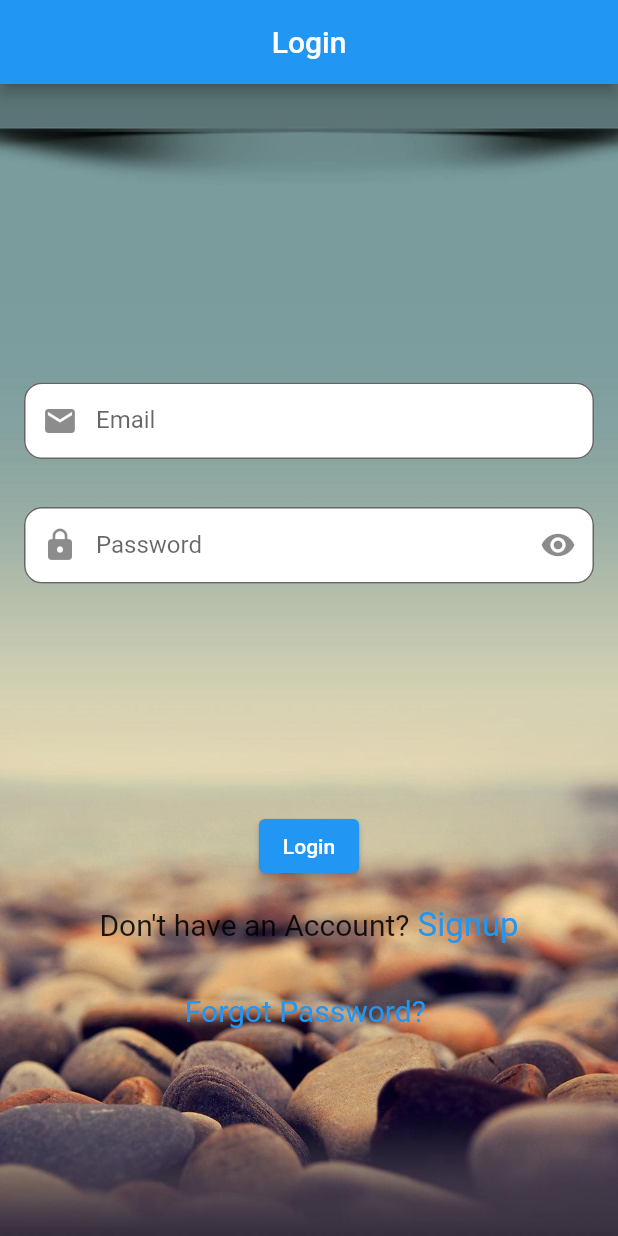
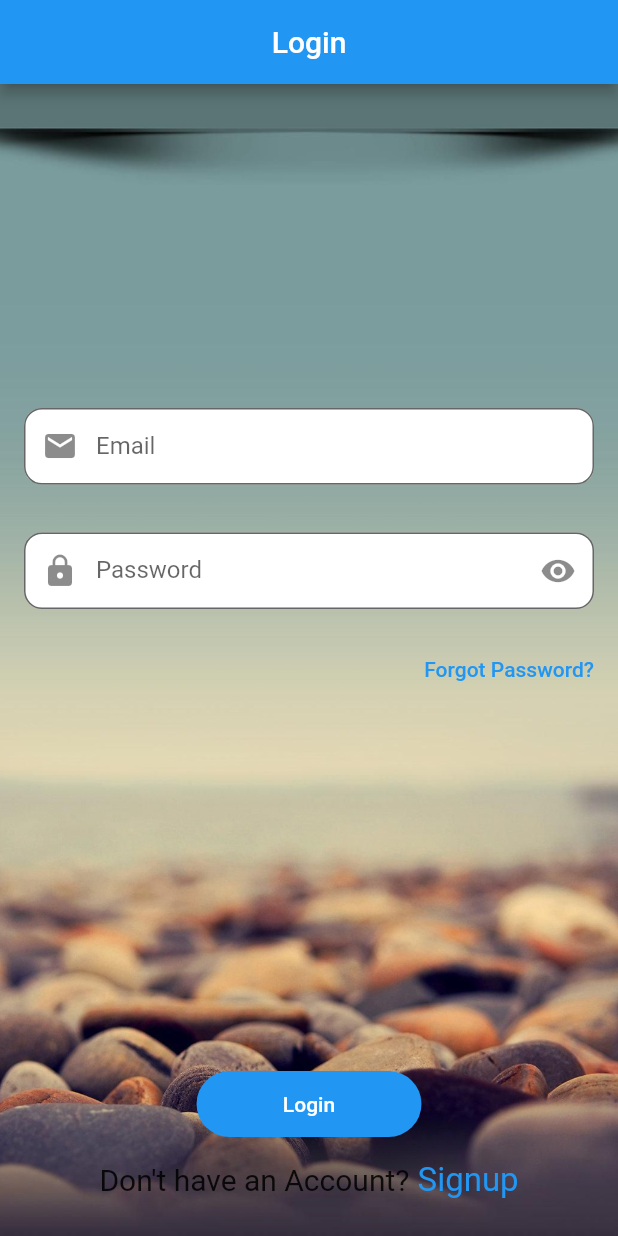
Before and after one commit to SUNILKUMAWAT47/gohashloging, a Flutter app: the screen it shows after launch, on a phone screen of 412 x 824 dp. Run offline on Flutter 3.47's test engine with Material 2 defaults, Android fonts, the phone set to English and light mode, and no system bars.

```diff
--- a/example/lib/main.dart
+++ b/example/lib/main.dart
@@ -29,6 +29,7 @@ class DataPage extends StatefulWidget {
 class _DataPageState extends State<DataPage> {
   final TextEditingController emailController = TextEditingController();
   final TextEditingController passwordController = TextEditingController();
+  final TextEditingController cpassController = TextEditingController();
 
   @override
   Widget build(BuildContext context) {
@@ -40,10 +41,13 @@ class _DataPageState extends State<DataPage> {
         useBackgroundImage: true,
         backgroundImage: "assets/background.jpg",
         textFormField: true,
-        labelText: const ["Email", "Password"],
+        labelText: const [
+          "Email",
+          "Password",
+        ],
         isObscure: true,
         sizedBox: const SizedBox(
-          height: 60.0,
+          height: 200.0,
         ),
         decoration: [
           InputDecoration(
@@ -76,13 +80,21 @@ class _DataPageState extends State<DataPage> {
         textController: [
           emailController,
           passwordController,
+          // cpassController,
         ],
         showLoginButton: true,
         loginButtonTitle: "Login",
+        buttonHeight: 60,
+        buttonWidth: 150,
+        ElevatedButton: ElevatedButton.styleFrom(
+          elevation: 20,
+          shape: StadiumBorder(),
+          backgroundColor: Colors.blue,
+        ),
         showForgotButton: true,
-        buttonColor: Colors.blue,
         onLoginPressed: () {},
-        showOngoLogin: true,
+        showAlreadyLogin: true,
+        padding: EdgeInsets.only(bottom: 24),
         child: const Text.rich(
           TextSpan(
             text: "Don't have an Account?",
@@ -94,7 +106,7 @@ class _DataPageState extends State<DataPage> {
             ],
           ),
         ),
-        ongoLoginPressed: () {},
+        onAlreadyLoginPressed: () {},
         onForgotPressed: () {},
       ),
     );
--- a/lib/src/rendering.dart
+++ b/lib/src/rendering.dart
@@ -7,7 +7,6 @@ class GoLogin extends StatefulWidget {
   String? appbartitle;
   final Color? statusBarColor;
   final Color? appBarColor;
-  final Color? buttonColor;
   final Color? buttonTextColor;
   final bool useBackgroundImage;
   final bool useBackgroundColor;
@@ -25,10 +24,15 @@ class GoLogin extends StatefulWidget {
   final List<TextEditingController>? textController;
   List? decoration;
   final VoidCallback onLoginPressed;
-  final VoidCallback ongoLoginPressed;
+  final VoidCallback onAlreadyLoginPressed;
   final VoidCallback onForgotPressed;
-  final bool showOngoLogin;
+  final bool showAlreadyLogin;
   Widget? child;
+  final EdgeInsetsGeometry? padding;
+  double? buttonWidth;
+  double? buttonHeight;
+  Widget? style;
+  final ElevatedButton;
   final bool showLoginButton;
   String? loginButtonTitle;
   String? forgotButtonTitle;
@@ -41,7 +45,6 @@ class GoLogin extends StatefulWidget {
     this.appbartitle,
     this.statusBarColor,
     this.appBarColor,
-    this.buttonColor,
     this.buttonTextColor,
     this.useBackgroundImage = false,
     this.useBackgroundColor = false,
@@ -59,10 +62,15 @@ class GoLogin extends StatefulWidget {
     this.textController,
     this.decoration,
     required this.onLoginPressed,
-    required this.ongoLoginPressed,
+    required this.onAlreadyLoginPressed,
     required this.onForgotPressed,
-    this.showOngoLogin = false,
+    this.showAlreadyLogin = false,
     this.child,
+    this.padding,
+    this.buttonWidth,
+    this.buttonHeight,
+    this.style,
+    this.ElevatedButton,
     this.showLoginButton = false,
     this.loginButtonTitle,
     this.forgotButtonTitle,
@@ -102,22 +110,23 @@ class GoLoginState extends State<GoLogin> {
             mainAxisAlignment: MainAxisAlignment.center,
             children: [
               SizedBox(child: widget.sizedBox),
-              // const SizedBox(
-              //   height: 100,
-              // ),
               if (widget.textFormField)
-                Expanded(
-                  child: ListView.builder(
+                ListView(
+                  shrinkWrap: true,
+                  children: [
+                    ListView.builder(
+                        shrinkWrap: true,
                         itemCount: widget.textField,
-                      // itemCount: 6,
                         itemBuilder: (BuildContext context, int index) {
                           return Padding(
                             padding: const EdgeInsets.all(16.0),
                             child: TextFormField(
                               controller: widget.textController![index],
-                            obscureText: widget.labelText![index] == "Password"
+                              obscureText:
+                                  widget.labelText![index] == "Password"
                                       ? widget.isObscure
-                                : widget.labelText![index] == "Confirm Password"
+                                      : widget.labelText![index] ==
+                                              "Confirm Password"
                                           ? widget.isObscureCP
                                           : false,
                               decoration: widget.labelText![index] == "Password"
@@ -151,7 +160,8 @@ class GoLoginState extends State<GoLogin> {
                                             });
                                           }),
                                     )
-                                : widget.labelText![index] == "Confirm Password"
+                                  : widget.labelText![index] ==
+                                          "Confirm Password"
                                       ? InputDecoration(
                                           labelText: 'Confirm Password',
                                           hintText: 'Enter Re Password',
@@ -239,7 +249,8 @@ class GoLoginState extends State<GoLogin> {
                                   }
                                   if (value !=
                                       widget
-                                        .textController![widget.textField! - 2]
+                                          .textController![
+                                              widget.textField! - 2]
                                           .text) {
                                     return "Password must be same as above";
                                   }
@@ -249,56 +260,69 @@ class GoLoginState extends State<GoLogin> {
                             ),
                           );
                         }),
+                  ],
                 ),
+              if (widget.showForgotButton)
+                Padding(
+                  padding: const EdgeInsets.symmetric(horizontal: 8.0),
+                  child: Row(
+                    mainAxisAlignment: MainAxisAlignment.end,
+                    children: [
+                      TextButton(
+                        onPressed: () {
+                          widget.onForgotPressed();
+                        },
+                        child: Text(
+                          widget.forgotButtonTitle ?? "Forgot Password?",
+                          textAlign: TextAlign.end,
+                        ),
+                      ),
+                    ],
+                  ),
+                ),
+              const Spacer(),
               if (widget.showLoginButton)
-                ElevatedButton(
+                Container(
+                  width: widget.buttonWidth ?? 150,
+                  height: widget.buttonHeight ?? 60,
+                  child: Padding(
+                    padding: const EdgeInsets.only(bottom: 16.0),
+                    child: ElevatedButton(
                       onPressed: () {
                         if (_formKey.currentState!.validate()) {
                           widget.onLoginPressed();
                         }
                       },
-                  style: ButtonStyle(
-                    backgroundColor:
-                        MaterialStateProperty.all(widget.buttonColor),
-                  ),
                       child: Text(
                         widget.loginButtonTitle ?? 'Login',
                       ),
+                      style: widget.ElevatedButton ??
+                          ElevatedButton.styleFrom(
+                              elevation: 20,
+                              shape: StadiumBorder(),
+                              backgroundColor: Colors.blue),
                     ),
-                if(widget.showOngoLogin)
+                  ),
+                ),
+              if (widget.showAlreadyLogin)
                 Padding(
-                padding: const EdgeInsets.all(16.0),
+                  padding:
+                      widget.padding ?? const EdgeInsets.only(bottom: 24.0),
                   child: InkWell(
                     onTap: () {
-                    widget.ongoLoginPressed();
+                      widget.onAlreadyLoginPressed();
                     },
-                  child: widget.child ?? const Text.rich(
+                    child: widget.child ??
+                        const Text.rich(
                           TextSpan(
                             text: "Already Have An Account ",
                             style: TextStyle(fontSize: 20),
                             children: [
                               TextSpan(
                                   text: ' Login',
-                            style: TextStyle(fontSize: 22, color: Colors.blue))
+                                  style: TextStyle(
+                                      fontSize: 22, color: Colors.blue))
                             ],
-                    ),
-                  ),
-                ),
-              ),
-              if (widget.showForgotButton)
-                Flexible(
-                  child: Padding(
-                    padding: const EdgeInsets.all(16.0),
-                    child: InkWell(
-                      onTap: () {
-                        widget.onForgotPressed();
-                      },
-                      child: Text.rich(
-                        TextSpan(
-                          text: widget.forgotButtonTitle ?? "Forgot Password? ",
-                          style:
-                              const TextStyle(fontSize: 20, color: Colors.blue),
-                        ),
                           ),
                         ),
                   ),
```
Also changed, not shown: 1 other file. Lines whose indentation alone changed are shown as unchanged.
